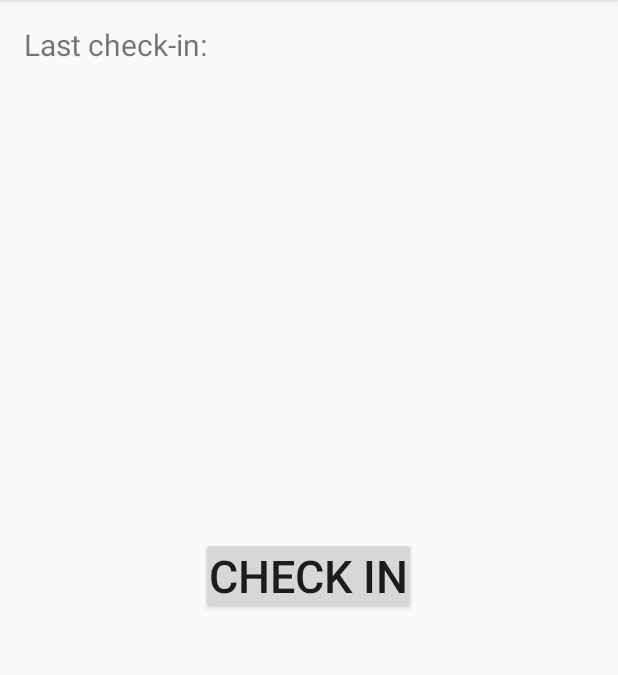
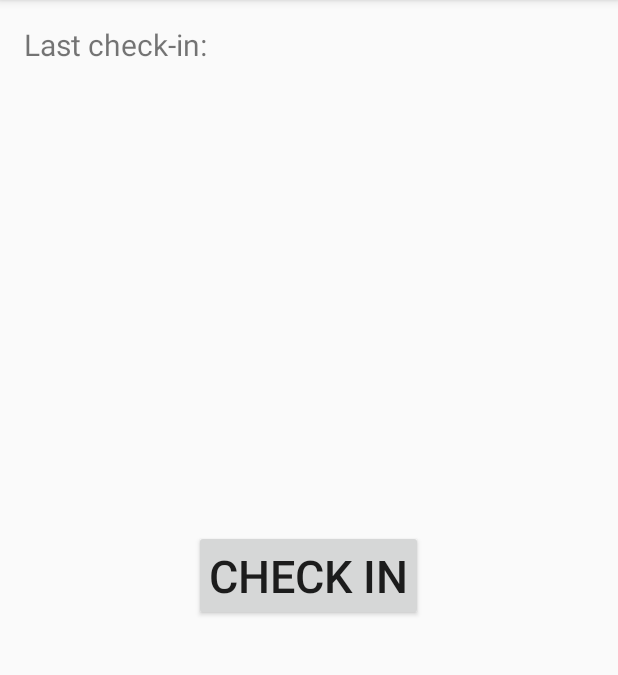
Before and after one commit to toantran-ea/kiwi-android, an Android app: the screen it shows after launch (MainActivity), on a phone screen of 412 x 824 dp, the part 84-759 px from its top. Run offline under Robolectric (Android 15) with nearby library versions, the phone set to English and light mode, and no system bars.

```diff
--- a/app/src/main/AndroidManifest.xml
+++ b/app/src/main/AndroidManifest.xml
@@ -1,6 +1,8 @@
 <?xml version="1.0" encoding="utf-8"?>
 <manifest xmlns:android="http://schemas.android.com/apk/res/android"
     package="mobi.kiwi.kiwi" >
+
+    <uses-permission android:name="android.permission.GET_ACCOUNTS"></uses-permission>
 
     <application
         android:allowBackup="true"
--- a/app/src/main/res/layout/activity_main.xml
+++ b/app/src/main/res/layout/activity_main.xml
@@ -25,6 +25,7 @@
 
     <Button
         android:textSize="@dimen/checkin_button_text_size"
+        android:onClick="checkin"
         android:id="@+id/checkin_button"
         android:layout_width="wrap_content"
         android:padding="@dimen/button_padding"
--- a/app/src/main/res/values/dimens.xml
+++ b/app/src/main/res/values/dimens.xml
@@ -6,6 +6,6 @@
     <dimen name="checkin_button_text_size">30sp</dimen>
     <dimen name="checkin_label_size">20sp</dimen>
     <dimen name="input_section_margin_top">10dp</dimen>
-    <dimen name="button_padding">5dp</dimen>
+    <dimen name="button_padding">10dp</dimen>
     <dimen name="button_save_margin_top">20dp</dimen>
 </resources>
```
Also changed, not shown: app/src/main/java/mobi/kiwi/kiwi/MainActivity.java (+26 -0 lines).
